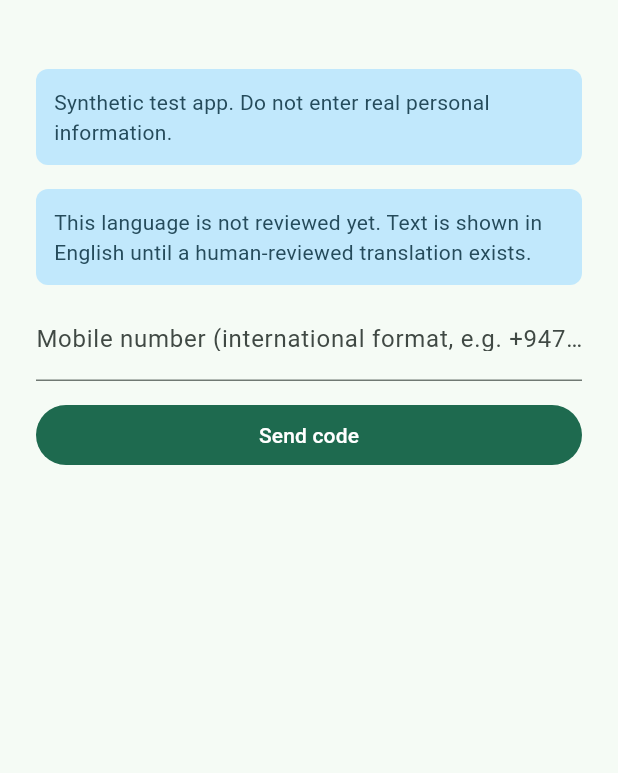
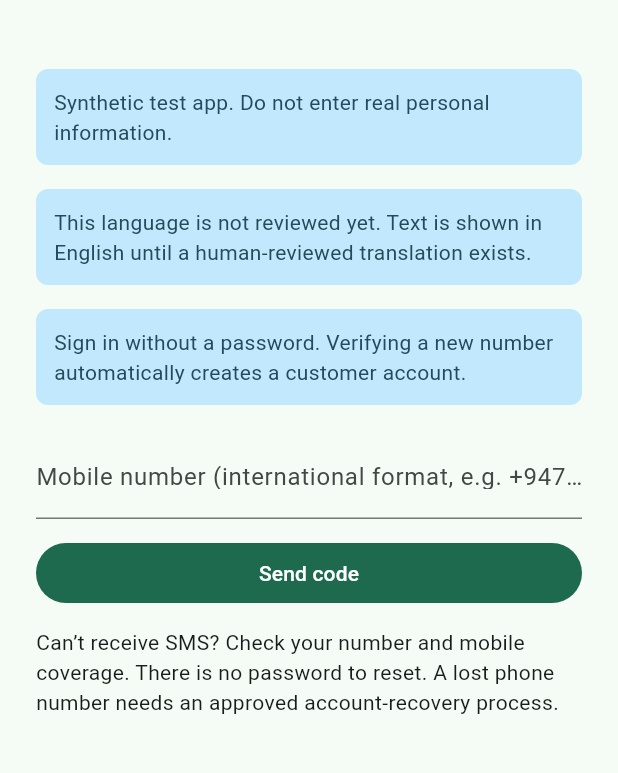
Before and after one commit to ijhewaratne/hela_service_mvp, a Flutter app: the screen it shows after launch, after a tap on "සිංහල", after a tap on "Book a service", after a tap on "Sign in", on a phone screen of 412 x 824 dp, the part 63-836 px from its top. Run offline on Flutter 3.47's test engine with Material 3 defaults, Android fonts, the phone set to English and light mode, and no system bars; our stand-ins replace file_picker, flutter_map, flutter_secure_storage, latlong2.

Commit message:
feat(auth): explicit OTP registration disclosure, code resend path and passwordless recovery guidance

```diff
--- a/apps/hela_core/lib/src/widgets.dart
+++ b/apps/hela_core/lib/src/widgets.dart
@@ -249,12 +249,15 @@ class LanguageScreen extends StatelessWidget {
   }
 }
 
-/// C02/P01 phone OTP sign-in. The same response is shown whether or not an account exists.
+/// Customer/provider verification. The backend issues OTPs for both existing and new numbers;
+/// it creates a customer identity automatically when a previously unknown phone verifies.
 class PhoneSignInScreen extends StatefulWidget {
-  const PhoneSignInScreen({super.key, required this.api, required this.onSignedIn, required this.title});
+  const PhoneSignInScreen({super.key, required this.api, required this.onSignedIn,
+    required this.title, this.creatingAccount = false});
   final HelaApi api;
   final VoidCallback onSignedIn;
   final String title;
+  final bool creatingAccount;
 
   @override
   State<PhoneSignInScreen> createState() => _PhoneSignInScreenState();
@@ -266,6 +269,14 @@ class _PhoneSignInScreenState extends State<PhoneSignInScreen> {
   String? _challenge;
   Object? _error;
   bool _busy = false;
+  bool _acknowledged = false;
+
+  @override
+  void dispose() {
+    _phone.dispose();
+    _code.dispose();
+    super.dispose();
+  }
 
   Future<void> _do(Future<void> Function() f) async {
     setState(() {
@@ -275,7 +286,7 @@ class _PhoneSignInScreenState extends State<PhoneSignInScreen> {
     try {
       await f();
     } catch (e) {
-      setState(() => _error = e);
+      if (mounted) setState(() => _error = e);
     } finally {
       if (mounted) setState(() => _busy = false);
     }
@@ -285,10 +296,22 @@ class _PhoneSignInScreenState extends State<PhoneSignInScreen> {
   Widget build(BuildContext context) {
     final s = Strings.of(context);
     return Scaffold(
-      appBar: AppBar(title: Text(widget.title)),
+      appBar: AppBar(title: Text(widget.creatingAccount ? 'Create a Hela account' : widget.title)),
       body: SafeArea(
         child: ListView(padding: const EdgeInsets.all(24), children: [
           const AppNotices(),
+          InfoBanner(widget.creatingAccount
+              ? 'Create or access your Hela account by verifying a mobile number with a six-digit SMS code.'
+              : 'Sign in without a password. Verifying a new number automatically creates a customer account.'),
+          if (widget.creatingAccount)
+            CheckboxListTile(
+              key: const Key('registration-ack'),
+              value: _acknowledged,
+              onChanged: (checked) => setState(() => _acknowledged = checked ?? false),
+              title: const Text('I understand this mobile number will be used to create or access my account.'),
+              subtitle: const Text('You must also review required privacy and service notices before using Hela.'),
+            ),
+          const SizedBox(height: 12),
           TextField(
             key: const Key('phone'),
             controller: _phone,
@@ -301,9 +324,9 @@ class _PhoneSignInScreenState extends State<PhoneSignInScreen> {
           if (_challenge == null)
             FilledButton(
               key: const Key('send-code'),
-              onPressed: _busy ? null : () => _do(() async {
+              onPressed: _busy || (widget.creatingAccount && !_acknowledged) ? null : () => _do(() async {
                 final id = await widget.api.requestOtp(_phone.text.trim());
-                setState(() => _challenge = id);
+                if (mounted) setState(() => _challenge = id);
               }),
               child: Text(s.t('auth.send_code')),
             )
@@ -324,18 +347,30 @@ class _PhoneSignInScreenState extends State<PhoneSignInScreen> {
                 await widget.api.verifyOtp(_phone.text.trim(), _challenge!, _code.text);
                 widget.onSignedIn();
               }),
-              child: Text(s.t('auth.verify')),
+              child: Text(widget.creatingAccount ? 'Verify and continue' : s.t('auth.verify')),
+            ),
+            TextButton(
+              key: const Key('change-phone'),
+              onPressed: _busy ? null : () => setState(() {
+                _challenge = null;
+                _code.clear();
+                _error = null;
+              }),
+              child: const Text('Change number or request a new code'),
             ),
             if (const String.fromEnvironment('HELA_DEV_INBOX_TOKEN').isNotEmpty)
               TextButton(
                 key: const Key('dev-fill'),
                 onPressed: () async {
                   final code = await widget.api.devLatestCode(_phone.text.trim());
-                  if (code != null) setState(() => _code.text = code);
+                  if (mounted && code != null) setState(() => _code.text = code);
                 },
                 child: Text(s.t('auth.dev_fill')),
               ),
           ],
+          const SizedBox(height: 12),
+          const Text('Can’t receive SMS? Check your number and mobile coverage. '
+              'There is no password to reset. A lost phone number needs an approved account-recovery process.'),
           ErrorBanner(_error),
         ]),
       ),
```
